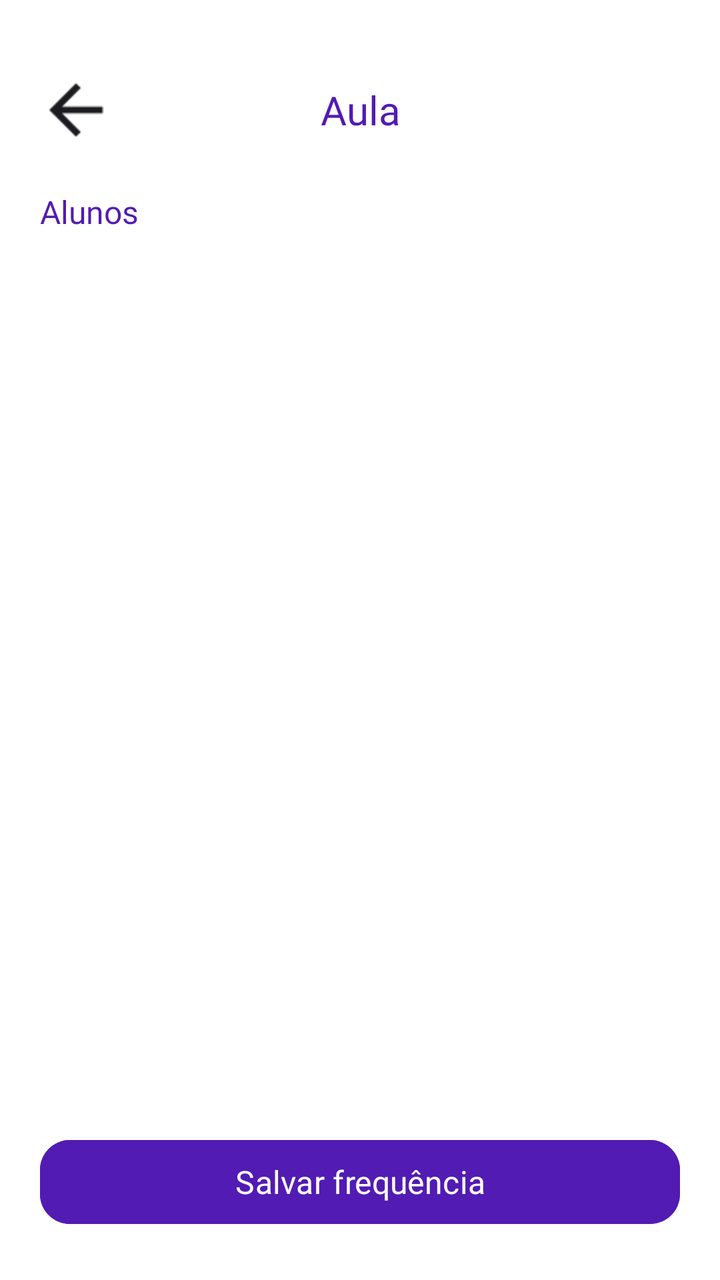
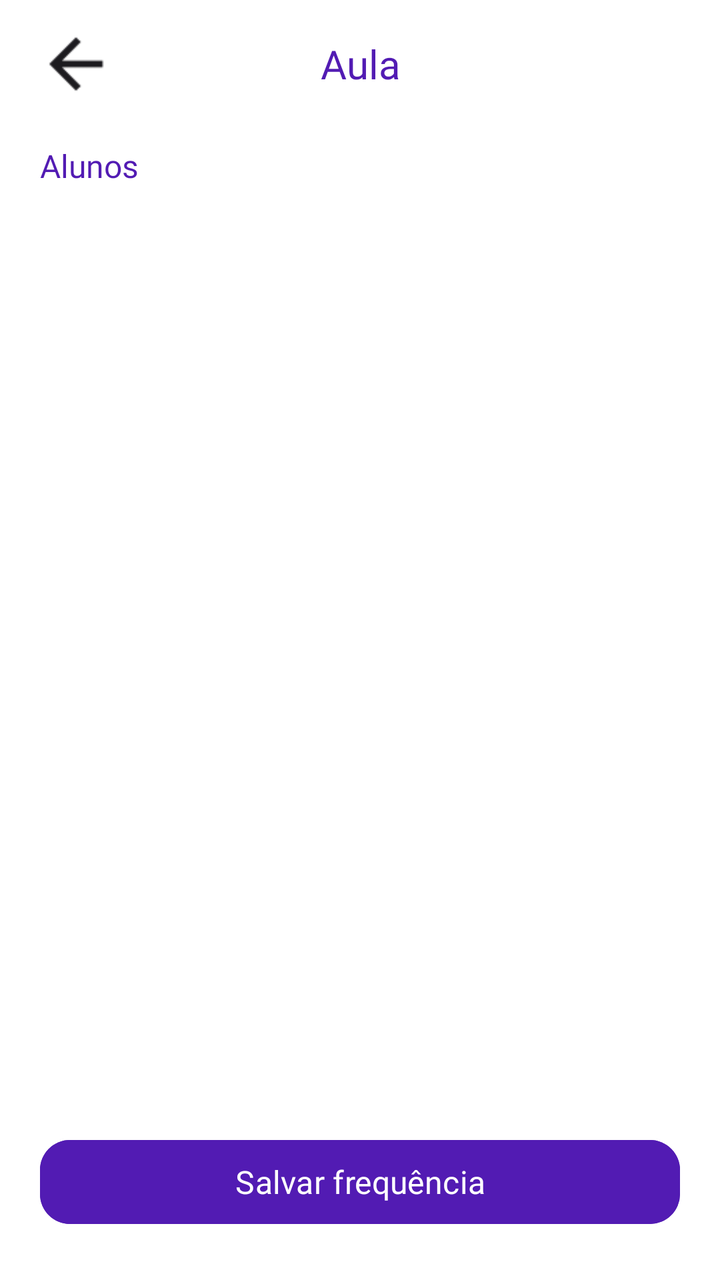

Two renders of the same Android screen: before a commit and after it. Below are the layout's source before the change and the commit's diff.
<!-- AndroidManifest.xml: application theme Theme.MeuFuturoAgora -->
<!-- res/layout/activity_frequencia_aula.xml -->
<?xml version="1.0" encoding="utf-8"?>
<androidx.constraintlayout.widget.ConstraintLayout xmlns:android="http://schemas.android.com/apk/res/android"
    xmlns:app="http://schemas.android.com/apk/res-auto"
    xmlns:tools="http://schemas.android.com/tools"
    android:id="@+id/main"
    android:layout_width="match_parent"
    android:layout_height="match_parent"
    android:background="@android:color/white"
    tools:context=".FrequenciaAulaActivity">

    <ImageView
        android:id="@+id/btnVoltar"
        android:layout_width="40dp"
        android:layout_height="40dp"
        android:layout_marginStart="18dp"
        android:layout_marginTop="35dp"
        android:contentDescription="Voltar"
        android:scaleType="centerInside"
        android:src="@drawable/seta_voltar"
        app:layout_constraintStart_toStartOf="parent"
        app:layout_constraintTop_toTopOf="parent" />

    <TextView
        android:id="@+id/tvTituloAula"
        android:layout_width="0dp"
        android:layout_height="50dp"
        android:fontFamily="@font/poppins_bold"
        android:gravity="center"
        android:text="Aula"
        android:textColor="@color/roxo_primario"
        android:textSize="20sp"
        app:layout_constraintBottom_toBottomOf="@id/btnVoltar"
        app:layout_constraintEnd_toEndOf="parent"
        app:layout_constraintStart_toStartOf="parent"
        app:layout_constraintTop_toTopOf="@id/btnVoltar" />

    <TextView
        android:id="@+id/tvSecaoAlunos"
        android:layout_width="wrap_content"
        android:layout_height="wrap_content"
        android:layout_marginStart="20dp"
        android:layout_marginTop="20dp"
        android:fontFamily="@font/poppins_bold"
        android:text="Alunos"
        android:textColor="@color/roxo_primario"
        android:textSize="16sp"
        app:layout_constraintStart_toStartOf="parent"
        app:layout_constraintTop_toBottomOf="@id/btnVoltar" />

    <androidx.recyclerview.widget.RecyclerView
        android:id="@+id/recyclerAlunosFrequencia"
        android:layout_width="0dp"
        android:layout_height="0dp"
        android:layout_marginTop="8dp"
        android:clipToPadding="false"
        android:paddingStart="20dp"
        android:paddingEnd="20dp"
        app:layout_constraintBottom_toTopOf="@id/btnSalvarFrequencia"
        app:layout_constraintEnd_toEndOf="parent"
        app:layout_constraintStart_toStartOf="parent"
        app:layout_constraintTop_toBottomOf="@id/tvSecaoAlunos" />

    <TextView
        android:id="@+id/tvSemAlunos"
        android:layout_width="wrap_content"
        android:layout_height="wrap_content"
        android:fontFamily="@font/poppins_regular"
        android:text="Nenhum aluno matriculado nesta disciplina."
        android:textColor="@color/texto_cinza"
        android:textSize="14sp"
        android:visibility="gone"
        app:layout_constraintBottom_toTopOf="@id/btnSalvarFrequencia"
        app:layout_constraintEnd_toEndOf="parent"
        app:layout_constraintStart_toStartOf="parent"
        app:layout_constraintTop_toBottomOf="@id/tvSecaoAlunos" />

    <com.google.android.material.button.MaterialButton
        android:id="@+id/btnSalvarFrequencia"
        android:layout_width="0dp"
        android:layout_height="50dp"
        android:layout_marginStart="20dp"
        android:layout_marginEnd="20dp"
        android:layout_marginBottom="24dp"
        android:backgroundTint="@color/roxo_primario"
        android:fontFamily="@font/poppins_bold"
        android:text="Salvar frequência"
        android:textAllCaps="false"
        android:textColor="@android:color/white"
        android:textSize="16sp"
        app:cornerRadius="15dp"
        app:layout_constraintBottom_toBottomOf="parent"
        app:layout_constraintEnd_toEndOf="parent"
        app:layout_constraintStart_toStartOf="parent" />

</androidx.constraintlayout.widget.ConstraintLayout>
<!-- resources referenced by this layout -->
<resources>
  <color name="roxo_primario">#521BB3</color>
  <color name="texto_cinza">#777777</color>
  <!-- drawable seta_voltar: png bitmap (drawable, 265 bytes) -->
  <style name="Theme.MeuFuturoAgora" parent="Base.Theme.MeuFuturoAgora" />
  <style name="Base.Theme.MeuFuturoAgora" parent="Theme.Material3.DayNight.NoActionBar">
          <item name="android:navigationBarColor">@android:color/transparent</item>
      </style>
</resources>

<!-- the commit's change to res/layout/activity_frequencia_aula.xml (unified diff, before → after) -->
@@ -13,7 +13,7 @@
         android:layout_width="40dp"
         android:layout_height="40dp"
         android:layout_marginStart="18dp"
-        android:layout_marginTop="35dp"
+        android:layout_marginTop="12dp"
         android:contentDescription="Voltar"
         android:scaleType="centerInside"
         android:src="@drawable/seta_voltar"
